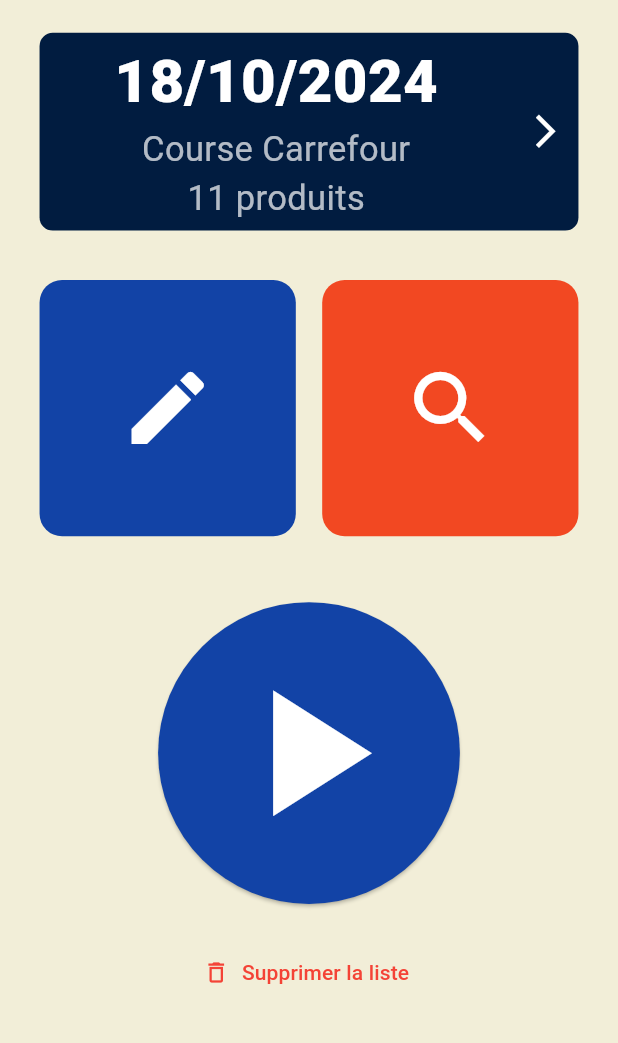
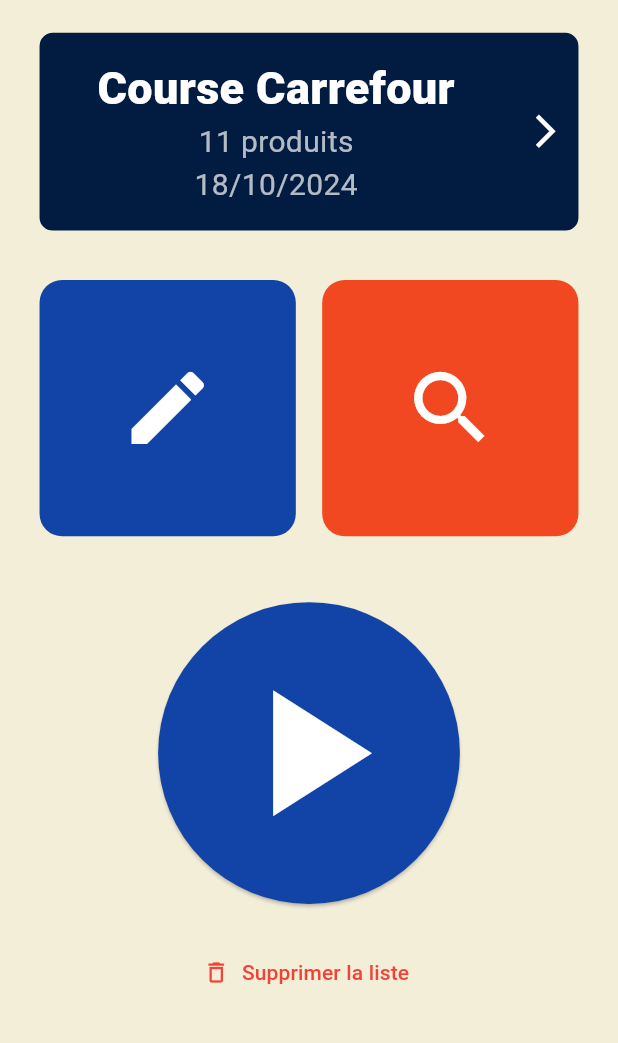
Before and after one commit to MatthieuFranques/ShopForMe, a Flutter app: the screen it shows after launch, on a phone screen of 412 x 824 dp, the part 88-1131 px from its top. Run offline on Flutter 3.47's test engine with Material 3 defaults, Android fonts, the phone set to English and light mode, and no system bars; our stand-ins replace equatable, flutter_bloc, flutter_blue, flutter_tts, hive, hive_flutter and 1 more; accounts and stored records are empty; network calls fail.

Commit message:
Fix : Delete debug bandeau + fix overflow app_header

```diff
--- a/mobile/lib/app.dart
+++ b/mobile/lib/app.dart
@@ -30,7 +30,8 @@ class Shop4MeApp extends StatelessWidget {
         providers: [
           BlocProvider(
             create: (context) => NavigationBloc(storeService)
-              ..add(LoadNavigationEvent(products: [])), // Initialisation avec une liste vide
+              ..add(LoadNavigationEvent(
+                  products: [])), // Initialisation avec une liste vide
           ),
           BlocProvider(
             create: (context) => ProductSearchBloc(storeService),
@@ -38,14 +39,14 @@ class Shop4MeApp extends StatelessWidget {
           BlocProvider(
             create: (context) => ShoppingListBloc(
               currentShop: storeService.currentShop,
-            )..add(LoadShoppingList()
-            ), // Dispatch de l'événement ici
+            )..add(LoadShoppingList()), // Dispatch de l'événement ici
           ),
         ],
         child: Builder(
           builder: (context) {
             ScreenUtils.init(context);
             return MaterialApp(
+              debugShowCheckedModeBanner: false,
               title: 'Shop4Me',
               theme: Shop4MeTheme.getLightTheme(context),
               home: const HomeScreen(),
--- a/mobile/lib/ui/widgets/app_header.dart
+++ b/mobile/lib/ui/widgets/app_header.dart
@@ -20,7 +20,7 @@ class AppHeader extends StatelessWidget {
   @override
   Widget build(BuildContext context) {
     return Container(
-      height: context.getResponsiveSize(120),
+      height: context.getResponsiveSize(140),
       decoration: BoxDecoration(
         color: Theme.of(context).colorScheme.tertiary,
         borderRadius: BorderRadius.circular(context.getResponsiveSize(8)),
@@ -28,14 +28,17 @@ class AppHeader extends StatelessWidget {
       child: Row(
         children: [
           if (shoppingLists.isNotEmpty && currentIndex > 0)
-            _buildArrow(context, Icons.arrow_back_ios, () => onIndexChanged(currentIndex - 1)),
+            _buildArrow(context, Icons.arrow_back_ios,
+                () => onIndexChanged(currentIndex - 1)),
           Expanded(
             child: shoppingLists.isEmpty
                 ? _buildAddButton(context)
                 : _buildPageView(context),
           ),
-          if (shoppingLists.isNotEmpty && currentIndex < shoppingLists.length - 1)
-            _buildArrow(context, Icons.arrow_forward_ios, () => onIndexChanged(currentIndex + 1)),
+          if (shoppingLists.isNotEmpty &&
+              currentIndex < shoppingLists.length - 1)
+            _buildArrow(context, Icons.arrow_forward_ios,
+                () => onIndexChanged(currentIndex + 1)),
         ],
       ),
     );
@@ -47,14 +50,16 @@ class AppHeader extends StatelessWidget {
       child: Container(
         width: context.getResponsiveSize(40),
         color: Colors.transparent,
-        child: Icon(icon, color: Colors.white, size: context.getResponsiveSize(24)),
+        child: Icon(icon,
+            color: Colors.white, size: context.getResponsiveSize(24)),
       ),
     );
   }
 
   Widget _buildAddButton(BuildContext context) {
     return IconButton(
-      icon: Icon(Icons.add, color: Colors.white, size: context.getResponsiveSize(24)),
+      icon: Icon(Icons.add,
+          color: Colors.white, size: context.getResponsiveSize(24)),
       onPressed: onAddList,
     );
   }
@@ -71,25 +76,25 @@ class AppHeader extends StatelessWidget {
             mainAxisAlignment: MainAxisAlignment.center,
             children: [
               Text(
-                list.date,
+                list.name,
                 style: TextStyle(
                   color: Colors.white,
-                  fontSize: context.getResponsiveFontSize(40),
+                  fontSize: context.getResponsiveFontSize(30),
                   fontWeight: FontWeight.w900,
-                ),
-              ),
-              Text(
-                list.name,
-                style: TextStyle(
-                  color: Colors.white70,
-                  fontSize: context.getResponsiveFontSize(23),
                 ),
               ),
               Text(
                 '${list.products.length} produits',
                 style: TextStyle(
                   color: Colors.white70,
-                  fontSize: context.getResponsiveFontSize(23),
+                  fontSize: context.getResponsiveFontSize(20),
+                ),
+              ),
+              Text(
+                list.date,
+                style: TextStyle(
+                  color: Colors.white70,
+                  fontSize: context.getResponsiveFontSize(20),
                 ),
               ),
             ],
```
